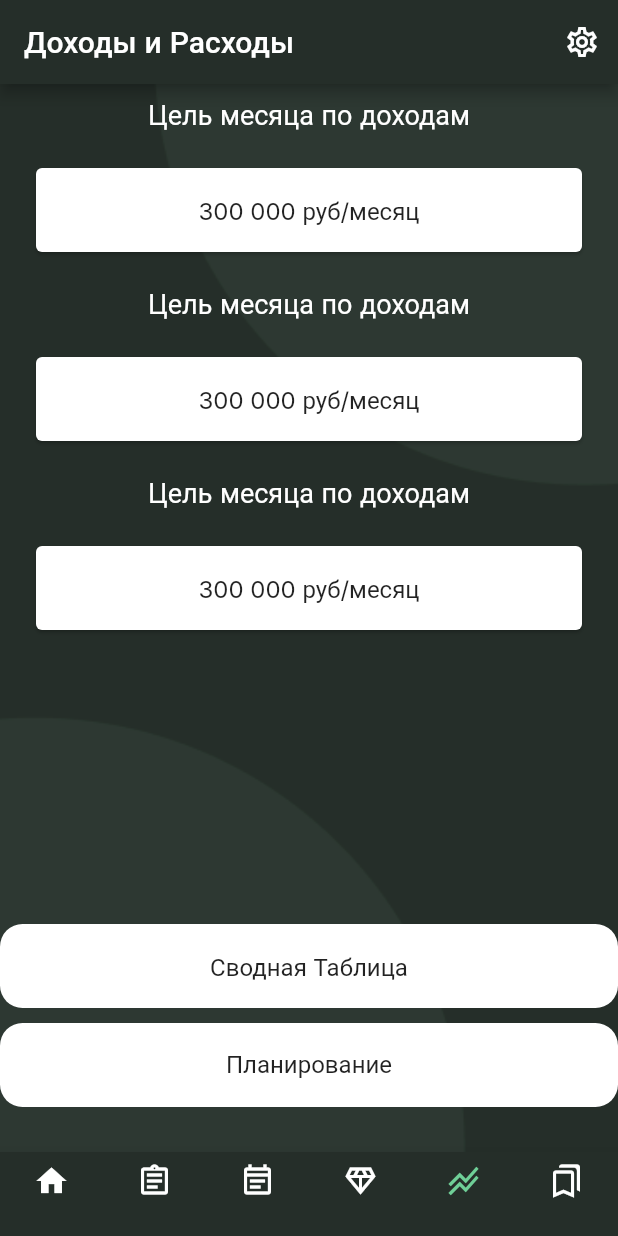
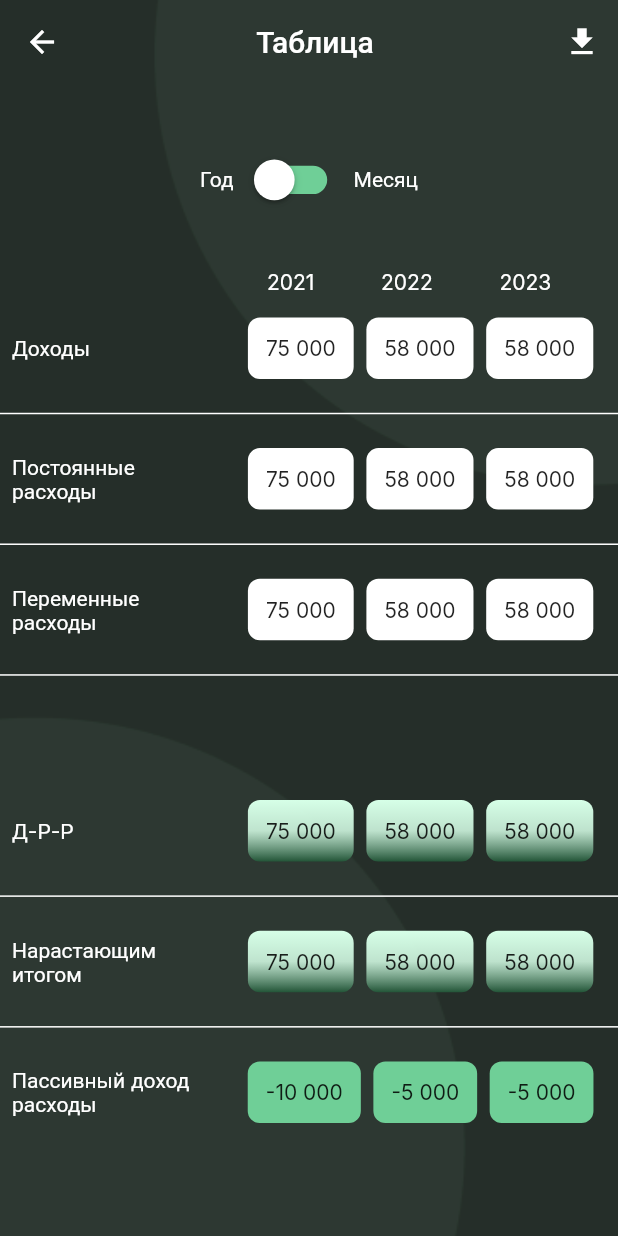
Before and after one commit to artemka-web3/IamAppV2, a Flutter app: the screen it shows after launch, item 5 of the bottom bar chosen, after a tap on "Сводная Таблица", on a phone screen of 412 x 824 dp. Run offline on Flutter 3.47's test engine with Material 2 defaults, Android fonts, the phone set to English and light mode, and no system bars; our stand-ins replace firebase_core, google_fonts; accounts and stored records are empty; project files that could hold a hidden picture were left out.

Commit message:
Добавлен экран с Доходы и расходы
-Добавлена разметка страницы "Свободная таблица"  с тестовыми данными

```diff
--- /dev/null
+++ b/lib/classes/page_index.dart
@@ -0,0 +1,18 @@
+import 'package:flutter/material.dart';
+
+class PageIndex extends ChangeNotifier {
+  int index = 0;
+  int lastVisitedPage = 0;
+
+  void changeIndex(int newIndex) {
+    index = newIndex;
+    notifyListeners();
+  }
+
+  void back() {
+    final int helper = index;
+    lastVisitedPage = index;
+    index = helper;
+    notifyListeners();
+  }
+}
--- a/lib/main.dart
+++ b/lib/main.dart
@@ -1,11 +1,14 @@
 import 'package:flutter/material.dart';
+import 'package:i_am_app/classes/page_index.dart';
+import 'package:i_am_app/pages/earning_spending/free_table.dart';
 import 'package:i_am_app/pages/settings.dart';
+import 'package:provider/provider.dart';
 import 'pages/home.dart';
 import 'pages/goals.dart';
 import 'pages/diary.dart';
 import 'pages/index_of_life.dart';
 import 'pages/helpful_info.dart';
-import 'pages/earnings_n_spendings.dart';
+import 'pages/earning_spending/earnings_n_spendings.dart';
 import 'package:firebase_core/firebase_core.dart';
 import 'firebase_options.dart';
 
@@ -26,8 +29,6 @@
 }
 
 class _MyAppState extends State<MyApp> {
-  int _currentIndex = 0;
-
   final _pageOptions = [
     Home(),
     Goals(),
@@ -101,7 +102,6 @@
   @override
   void initState() {
     super.initState();
-    _currentIndex = widget.pageIndex;
   }
 
   @override
@@ -112,15 +112,18 @@
           fontFamily: 'Inter',
           primaryColor: Color(0xFF252E29),
           appBarTheme: AppBarTheme(backgroundColor: Color(0xFF252E29))),
-        home: Builder(builder: (BuildContext context) {
+      home: ChangeNotifierProvider(
+        create: (context) => PageIndex(),
+        child: Builder(
+          builder: (BuildContext context) {
             return Scaffold(
-              appBar: _appBars[_currentIndex](context),
+              appBar: _appBars[context.read<PageIndex>().index](context),
               bottomNavigationBar: BottomNavigationBar(
                   backgroundColor: Color(0xFF252E29),
                   type: BottomNavigationBarType.fixed,
                   selectedItemColor: Color(0xff6FCF97),
                   unselectedItemColor: Colors.white,
-                  currentIndex: _currentIndex,
+                  currentIndex: context.read<PageIndex>().index,
                   items: [
                     BottomNavigationBarItem(icon: Icon(Icons.home), label: ""),
                     BottomNavigationBarItem(
@@ -137,7 +140,7 @@
                   ],
                   onTap: (index) {
                     setState(() {
-                      _currentIndex = index;
+                      context.read<PageIndex>().changeIndex(index);
                     });
                   }),
               body: Container(
@@ -145,9 +148,14 @@
                     image: DecorationImage(
                         image: AssetImage("assets/images/background.png"),
                         fit: BoxFit.cover)),
-                child:
-                    IndexedStack(index: _currentIndex, children: _pageOptions),
-              ));
-        }));
+                child: IndexedStack(
+                    index: context.read<PageIndex>().index,
+                    children: _pageOptions),
+              ),
+            );
+          },
+        ),
+      ),
+    );
   }
 }
--- /dev/null
+++ b/lib/pages/earning_spending/earnings_n_spendings.dart
@@ -0,0 +1,155 @@
+import 'package:flutter/material.dart';
+import 'package:i_am_app/classes/page_index.dart';
+import 'package:i_am_app/pages/earning_spending/free_table.dart';
+import 'package:provider/provider.dart';
+import '../planning.dart';
+
+class Earnings_N_Spendings extends StatefulWidget {
+  const Earnings_N_Spendings({super.key});
+
+  @override
+  State<Earnings_N_Spendings> createState() => _Earnings_N_SpendingsState();
+}
+
+class _Earnings_N_SpendingsState extends State<Earnings_N_Spendings> {
+  @override
+  Widget build(BuildContext context) {
+    return Padding(
+        padding: EdgeInsets.only(top: 10.0),
+        child: Column(
+          children: [
+            Expanded(
+              child: SizedBox(
+                  child: Column(
+                children: [
+                  Container(
+                    child: Center(
+                        child: Text(
+                      "Цель месяца по доходам",
+                      style: TextStyle(fontSize: 18, color: Colors.white),
+                    )),
+                  ),
+                  Container(
+                      child: Padding(
+                    padding: EdgeInsets.all(20),
+                    child: Card(
+                        child: ListTile(
+                            shape: RoundedRectangleBorder(
+                                borderRadius: BorderRadius.circular(15.0)),
+                            title: Text(
+                              "300 000 руб/месяц",
+                              textAlign: TextAlign.center,
+                            ),
+                            tileColor: Colors.white,
+                            onTap: () {})),
+                  )),
+                  Container(
+                    child: Center(
+                        child: Text(
+                      "Цель месяца по доходам",
+                      style: TextStyle(fontSize: 18, color: Colors.white),
+                    )),
+                  ),
+                  Container(
+                      child: Padding(
+                    padding: EdgeInsets.all(20),
+                    child: Card(
+                        child: ListTile(
+                            shape: RoundedRectangleBorder(
+                                borderRadius: BorderRadius.circular(15.0)),
+                            title: Text(
+                              "300 000 руб/месяц",
+                              textAlign: TextAlign.center,
+                            ),
+                            tileColor: Colors.white,
+                            onTap: () {})),
+                  )),
+                  Container(
+                    child: Center(
+                        child: Text(
+                      "Цель месяца по доходам",
+                      style: TextStyle(fontSize: 18, color: Colors.white),
+                    )),
+                  ),
+                  Container(
+                      child: Padding(
+                    padding: EdgeInsets.all(20),
+                    child: Card(
+                        child: ListTile(
+                            shape: RoundedRectangleBorder(
+                                borderRadius: BorderRadius.circular(15.0)),
+                            title: Text(
+                              "300 000 руб/месяц",
+                              textAlign: TextAlign.center,
+                            ),
+                            tileColor: Colors.white,
+                            onTap: () {})),
+                  )),
+                ],
+              )),
+            ),
+
+            // Container(
+            //   child: Center(child: Text("Расходы", style: TextStyle(fontSize: 18, color: Colors.white),)),
+            // ),
+            // Container(
+            //   child: Padding(padding: EdgeInsets.all(20), child: Card(child: ListTile(shape: RoundedRectangleBorder(borderRadius:BorderRadius.circular(15.0)),title: Text("300 000 руб/месяц", textAlign: TextAlign.center,),tileColor: Colors.white,onTap: () {})),)
+            // ),
+            // Container(
+            //   child: Center(child: Text("До фин. независимости осталось: ", style: TextStyle(fontSize: 18, color: Colors.white),)),
+            // ),
+            // Container(
+            //   child: Padding(padding: EdgeInsets.all(20), child: Card(child: ListTile(shape: RoundedRectangleBorder(borderRadius:BorderRadius.circular(15.0)),title: Text("300 000 руб/месяц", textAlign: TextAlign.center,),tileColor: Colors.white,onTap: () {})),)
+            // ),
+            Align(
+                alignment: FractionalOffset.bottomCenter,
+                child: Column(
+                  children: [
+                    Container(
+                        decoration: BoxDecoration(
+                            color: Colors.white,
+                            borderRadius:
+                                BorderRadius.all(Radius.circular(15.0))),
+                        child: InkWell(
+                          child: ListTile(
+                              shape: RoundedRectangleBorder(
+                                  borderRadius: BorderRadius.circular(15.0)),
+                              title: Text(
+                                "Сводная Таблица",
+                                textAlign: TextAlign.center,
+                              ),
+                              onTap: () {
+                                Navigator.of(context).push(MaterialPageRoute(
+                                    builder: (context) => FreeTable()));
+                              }),
+                        )),
+                    SizedBox(height: 10),
+                    Container(
+                        decoration: BoxDecoration(
+                            color: Colors.white,
+                            borderRadius:
+                                BorderRadius.all(Radius.circular(15.0))),
+                        child: InkWell(
+                          child: ListTile(
+                              shape: RoundedRectangleBorder(
+                                  borderRadius: BorderRadius.circular(15.0)),
+                              title: Text(
+                                "Планирование",
+                                textAlign: TextAlign.center,
+                              ),
+                              onTap: () {
+                                Navigator.push(
+                                  context,
+                                  MaterialPageRoute(
+                                    builder: (context) => Planning(),
+                                  ),
+                                );
+                              }),
+                        )),
+                    SizedBox(height: 30),
+                  ],
+                ))
+          ],
+        ));
+  }
+}
--- /dev/null
+++ b/lib/pages/earning_spending/free_table.dart
@@ -0,0 +1,289 @@
+import 'package:flutter/material.dart';
+import 'package:flutter/src/widgets/framework.dart';
+import 'package:flutter/src/widgets/placeholder.dart';
+
+class FreeTable extends StatefulWidget {
+  const FreeTable({super.key});
+
+  @override
+  State<FreeTable> createState() => _FreeTableState();
+}
+
+class _FreeTableState extends State<FreeTable> {
+  final List<String> years = const ["2021", "2022", "2023"];
+  final List<String> month = const ["Март", "Апрель", "Май"];
+
+  List<String> data = [];
+
+  bool switchValue = false;
+  @override
+  Widget build(BuildContext context) {
+    if (switchValue) {
+      data = month;
+    } else {
+      data = years;
+    }
+    return Scaffold(
+      extendBodyBehindAppBar: true,
+      appBar: AppBar(
+          elevation: 0,
+          backgroundColor: Colors.transparent,
+          title:
+              const Align(alignment: Alignment.center, child: Text('Таблица')),
+          actions: [
+            IconButton(
+              onPressed: () {},
+              icon: const Icon(Icons.download),
+            )
+          ]),
+      body: Container(
+        decoration: const BoxDecoration(
+          image: DecorationImage(
+              image: AssetImage("assets/images/background.png"),
+              fit: BoxFit.cover),
+        ),
+        child: Expanded(
+          child: Column(
+            children: [
+              const Spacer(
+                flex: 5,
+              ),
+              Padding(
+                padding: const EdgeInsets.all(12.0),
+                child: Row(
+                  mainAxisAlignment: MainAxisAlignment.center,
+                  children: [
+                    const Text(
+                      "Год",
+                      style: TextStyle(color: Colors.white),
+                    ),
+                    SizedBox(
+                      width: 80,
+                      child: FittedBox(
+                        fit: BoxFit.fill,
+                        child: Switch(
+                          thumbColor:
+                              const MaterialStatePropertyAll(Colors.white),
+                          trackColor: const MaterialStatePropertyAll(
+                              Color.fromARGB(255, 111, 207, 151)),
+                          value: switchValue,
+                          onChanged: (value) {
+                            setState(() {
+                              switchValue = value;
+                            });
+                          },
+                        ),
+                      ),
+                    ),
+                    const Text(
+                      "Месяц",
+                      style: TextStyle(color: Colors.white),
+                    ),
+                  ],
+                ),
+              ),
+              const Spacer(),
+              Row(
+                mainAxisAlignment: MainAxisAlignment.spaceBetween,
+                children: [
+                  const Spacer(
+                    flex: 4,
+                  ),
+                  Text(
+                    data[0],
+                    style: const TextStyle(color: Colors.white),
+                  ),
+                  const Spacer(),
+                  Text(
+                    data[1],
+                    style: const TextStyle(color: Colors.white),
+                  ),
+                  const Spacer(),
+                  Text(
+                    data[2],
+                    style: const TextStyle(color: Colors.white),
+                  ),
+                  const Spacer(),
+                ],
+              ),
+              const Spacer(),
+              const CustomColumn(
+                title: "Доходы",
+                values: ['75 000', '58 000', '58 000'],
+                textColor: Colors.black,
+                backgroundColor: Colors.white,
+              ),
+              const Spacer(),
+              const Divider(
+                thickness: 1.0,
+                color: Colors.white,
+              ),
+              const Spacer(),
+              const CustomColumn(
+                title: "Постоянные \nрасходы",
+                values: ['75 000', '58 000', '58 000'],
+                textColor: Colors.black,
+                backgroundColor: Colors.white,
+              ),
+              const Spacer(),
+              const Divider(
+                thickness: 1.0,
+                color: Colors.white,
+              ),
+              const Spacer(),
+              const CustomColumn(
+                title: "Переменные \nрасходы",
+                values: ['75 000', '58 000', '58 000'],
+                textColor: Colors.black,
+                backgroundColor: Colors.white,
+              ),
+              const Spacer(),
+              const Divider(
+                thickness: 1.0,
+                color: Colors.white,
+              ),
+              const Spacer(
+                flex: 5,
+              ),
+              const CustomColumn(
+                title: "Д-Р-Р",
+                values: ['75 000', '58 000', '58 000'],
+                textColor: Colors.black,
+                gradient: LinearGradient(
+                  end: Alignment.bottomCenter,
+                  begin: Alignment.topCenter,
+                  colors: [
+                    Color.fromARGB(255, 214, 255, 231),
+                    Color.fromARGB(220, 214, 255, 231),
+                    Color.fromARGB(255, 35, 85, 56),
+                  ],
+                ),
+              ),
+              const Spacer(),
+              const Divider(
+                thickness: 1.0,
+                color: Colors.white,
+              ),
+              const Spacer(),
+              const CustomColumn(
+                title: "Нарастающим \nитогом",
+                values: ['75 000', '58 000', '58 000'],
+                textColor: Colors.black,
+                backgroundColor: Colors.white,
+                gradient: LinearGradient(
+                  end: Alignment.bottomCenter,
+                  begin: Alignment.topCenter,
+                  colors: [
+                    Color.fromARGB(255, 214, 255, 231),
+                    Color.fromARGB(220, 214, 255, 231),
+                    Color.fromARGB(255, 35, 85, 56),
+                  ],
+                ),
+              ),
+              const Spacer(),
+              const Divider(
+                thickness: 1.0,
+                color: Colors.white,
+              ),
+              const Spacer(),
+              const CustomColumn(
+                title: "Пассивный доход \nрасходы",
+                values: ['-10 000', '-5 000', '-5 000'],
+                textColor: Colors.black,
+                backgroundColor: Color.fromARGB(255, 111, 207, 151),
+              ),
+              const Spacer(
+                flex: 5,
+              ),
+            ],
+          ),
+        ),
+      ),
+    );
+  }
+}
+
+class CustomColumn extends StatelessWidget {
+  final String title;
+  final List<String> values;
+  final Color? backgroundColor;
+  final Color? textColor;
+  final Gradient? gradient;
+
+  const CustomColumn({
+    super.key,
+    required this.title,
+    required this.values,
+    this.backgroundColor,
+    this.textColor,
+    this.gradient,
+  });
+
+  @override
+  Widget build(BuildContext context) {
+    return Container(
+      padding: const EdgeInsets.symmetric(horizontal: 8.0),
+      child: Row(
+        mainAxisAlignment: MainAxisAlignment.spaceBetween,
+        children: [
+          SizedBox(
+            width: MediaQuery.of(context).size.width * 0.3,
+            child: Text(
+              title,
+              style: const TextStyle(color: Colors.white),
+            ),
+          ),
+          SizedBox(
+            width: MediaQuery.of(context).size.width * 0.6,
+            child: Row(
+              mainAxisAlignment: MainAxisAlignment.spaceEvenly,
+              children: [
+                MoneyContainer(
+                  color: backgroundColor,
+                  gradient: gradient,
+                  text: Text(
+                    values[0],
+                  ),
+                ),
+                MoneyContainer(
+                  color: backgroundColor,
+                  gradient: gradient,
+                  text: Text(
+                    values[1],
+                  ),
+                ),
+                MoneyContainer(
+                  color: backgroundColor,
+                  gradient: gradient,
+                  text: Text(
+                    values[2],
+                  ),
+                ),
+              ],
+            ),
+          )
+        ],
+      ),
+    );
+  }
+}
+
+class MoneyContainer extends StatelessWidget {
+  final Color? color;
+  final Gradient? gradient;
+  final Text? text;
+
+  const MoneyContainer({super.key, this.color, this.gradient, this.text});
+
+  @override
+  Widget build(BuildContext context) {
+    return Container(
+      padding: const EdgeInsets.all(12.0),
+      decoration: BoxDecoration(
+          color: color,
+          gradient: gradient,
+          borderRadius: const BorderRadius.all(Radius.circular(8.0))),
+      child: Center(child: FittedBox(child: text)),
+    );
+  }
+}
--- a/lib/pages/earnings_n_spendings.dart
+++ /dev/null
@@ -1,93 +0,0 @@
-import 'package:flutter/material.dart';
-import 'planning.dart';
-
-class Earnings_N_Spendings extends StatefulWidget {
-  const Earnings_N_Spendings({super.key});
-
-  @override
-  State<Earnings_N_Spendings> createState() => _Earnings_N_SpendingsState();
-}
-
-class _Earnings_N_SpendingsState extends State<Earnings_N_Spendings> {
-  @override
-  Widget build(BuildContext context) {
-    return Padding(
-      padding: EdgeInsets.only(top: 10.0),
-      child: Column(
-        children: [
-          Expanded(
-            child: SizedBox(
-              child: Column(
-                children: [
-                  Container(
-                    child: Center(child: Text("Цель месяца по доходам", style: TextStyle(fontSize: 18, color: Colors.white),)),
-                  ),
-                  Container(
-                    child: Padding(padding: EdgeInsets.all(20), child: Card(child: ListTile(shape: RoundedRectangleBorder(borderRadius:BorderRadius.circular(15.0)),title: Text("300 000 руб/месяц", textAlign: TextAlign.center,),tileColor: Colors.white,onTap: () {})),)
-                  ),
-                  Container(
-                    child: Center(child: Text("Цель месяца по доходам", style: TextStyle(fontSize: 18, color: Colors.white),)),
-                  ),
-                  Container(
-                    child: Padding(padding: EdgeInsets.all(20), child: Card(child: ListTile(shape: RoundedRectangleBorder(borderRadius:BorderRadius.circular(15.0)),title: Text("300 000 руб/месяц", textAlign: TextAlign.center,),tileColor: Colors.white,onTap: () {})),)
-                  ),
-                  Container(
-                    child: Center(child: Text("Цель месяца по доходам", style: TextStyle(fontSize: 18, color: Colors.white),)),
-                  ),
-                  Container(
-                    child: Padding(padding: EdgeInsets.all(20), child: Card(child: ListTile(shape: RoundedRectangleBorder(borderRadius:BorderRadius.circular(15.0)),title: Text("300 000 руб/месяц", textAlign: TextAlign.center,),tileColor: Colors.white,onTap: () {})),)
-                  ),
-                ],
-              )
-            ),
-          ),
-
-          // Container(
-          //   child: Center(child: Text("Расходы", style: TextStyle(fontSize: 18, color: Colors.white),)),
-          // ),
-          // Container(
-          //   child: Padding(padding: EdgeInsets.all(20), child: Card(child: ListTile(shape: RoundedRectangleBorder(borderRadius:BorderRadius.circular(15.0)),title: Text("300 000 руб/месяц", textAlign: TextAlign.center,),tileColor: Colors.white,onTap: () {})),)
-          // ),
-          // Container(
-          //   child: Center(child: Text("До фин. независимости осталось: ", style: TextStyle(fontSize: 18, color: Colors.white),)),
-          // ),
-          // Container(
-          //   child: Padding(padding: EdgeInsets.all(20), child: Card(child: ListTile(shape: RoundedRectangleBorder(borderRadius:BorderRadius.circular(15.0)),title: Text("300 000 руб/месяц", textAlign: TextAlign.center,),tileColor: Colors.white,onTap: () {})),)
-          // ),
-          Align(
-            alignment: FractionalOffset.bottomCenter,
-            child: Column(
-              children: [
-                Container(
-                  decoration: BoxDecoration(
-                    color: Colors.white,
-                    borderRadius: BorderRadius.all(Radius.circular(15.0))
-                  ),
-                  child: InkWell(child: ListTile(shape: RoundedRectangleBorder(borderRadius:BorderRadius.circular(15.0)),title: Text("Сводная Таблица", textAlign: TextAlign.center,),onTap: () {}),)
-                ),
-                SizedBox(height: 10),
-                Container(
-                  decoration: BoxDecoration(
-                    color: Colors.white,
-                    borderRadius: BorderRadius.all(Radius.circular(15.0))
-                  ),
-                  child: InkWell(child: ListTile(shape: RoundedRectangleBorder(borderRadius:BorderRadius.circular(15.0)),title: Text("Планирование", textAlign: TextAlign.center,),onTap: () {
-                      Navigator.push(
-                        context,
-                        MaterialPageRoute(
-                          builder: (context) => Planning(),
-                          ),
-                      );
-                  }),)
-                ),
-                SizedBox(height: 30),
-
-              ],
-            )
-          )
-
-        ],
-      )
-    );
-  }
-}
--- a/pubspec.yaml
+++ b/pubspec.yaml
@@ -38,6 +38,7 @@
   google_fonts: ^5.1.0
   firebase_core: ^2.14.0
   firebase_auth: ^4.7.0
+  provider: ^6.0.5
 
 dev_dependencies:
   flutter_test:
```
Also changed, not shown: pubspec.lock. Lines whose indentation alone changed are shown as unchanged.
